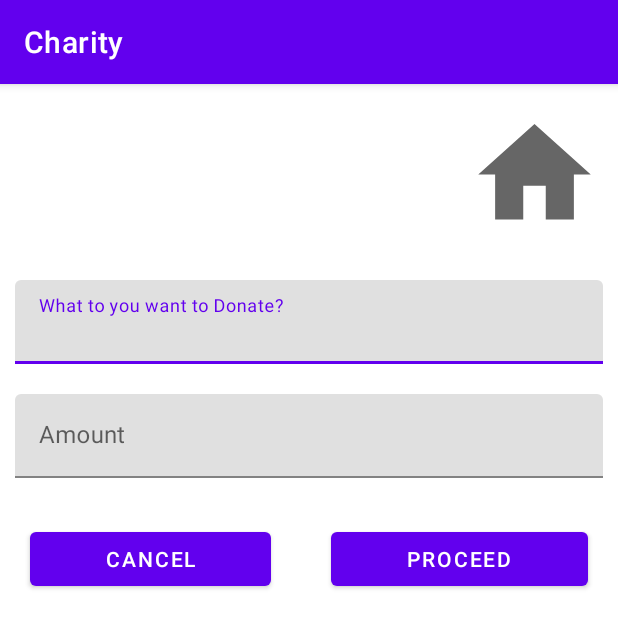
After one commit to AbhimanyuDeswal/Charity-App, an Android app: the DonationActivity screen opened directly, with no data from a screen before it, on a phone screen of 412 x 824 dp. The commit adds this screen. Shown: the top 628 px of the screen. Run offline under Robolectric (Android 15) with nearby library versions, the phone set to English and light mode, and no system bars.

Commit message:
Add DonationActivity

```diff
--- a/app/src/main/AndroidManifest.xml
+++ b/app/src/main/AndroidManifest.xml
@@ -11,6 +11,9 @@
         android:roundIcon="@mipmap/ic_launcher_round"
         android:supportsRtl="true"
         android:theme="@style/Theme.Charity">
+        <activity
+            android:name=".activity.DonationActivity"
+            android:exported="false" />
         <activity
             android:name=".MyAccountActivity"
             android:exported="false" />
--- a/app/src/main/java/com/abhimanyu/charity/NGOAdapter.java
+++ b/app/src/main/java/com/abhimanyu/charity/NGOAdapter.java
@@ -1,11 +1,18 @@
 package com.abhimanyu.charity;
 
+import android.content.Intent;
 import android.view.LayoutInflater;
 import android.view.View;
 import android.view.ViewGroup;
+import android.widget.RelativeLayout;
 import android.widget.TextView;
+import android.widget.Toast;
+
 import androidx.annotation.NonNull;
+import androidx.cardview.widget.CardView;
 import androidx.recyclerview.widget.RecyclerView;
+
+import com.abhimanyu.charity.activity.DonationActivity;
 
 import java.util.List;
 
@@ -33,6 +40,20 @@ public class NGOAdapter extends RecyclerView.Adapter<NGOAdapter.NGOViewholder>{
         holder.phone.setText(model.getPhone());
         holder.email.setText(model.getEmail());
         holder.location.setText(model.getLocation());
+
+        holder.parentLayout.setOnClickListener(new View.OnClickListener() {
+            @Override
+            public void onClick(View view) {
+                Intent intent = new Intent(view.getContext(), DonationActivity.class);
+                intent.putExtra("name", model.getName());
+                intent.putExtra("cause", model.getCause());
+                intent.putExtra("phone", model.getPhone());
+                intent.putExtra("email", model.getEmail());
+                intent.putExtra("location", model.getLocation());
+                intent.setFlags(Intent.FLAG_ACTIVITY_NEW_TASK);
+                view.getContext().startActivity(intent);
+            }
+        });
     }
 
     @Override
@@ -43,6 +64,7 @@ public class NGOAdapter extends RecyclerView.Adapter<NGOAdapter.NGOViewholder>{
 
     class NGOViewholder extends RecyclerView.ViewHolder {
         TextView name, cause, phone, email, location;
+        CardView parentLayout;
         public NGOViewholder(@NonNull View itemView)
         {
             super(itemView);
@@ -52,6 +74,8 @@ public class NGOAdapter extends RecyclerView.Adapter<NGOAdapter.NGOViewholder>{
             phone = itemView.findViewById(R.id.phone);
             email = itemView.findViewById(R.id.email);
             location = itemView.findViewById(R.id.location);
+
+            parentLayout = itemView.findViewById(R.id.parent_layout);
         }
     }
 }
--- /dev/null
+++ b/app/src/main/java/com/abhimanyu/charity/activity/DonationActivity.java
@@ -0,0 +1,32 @@
+package com.abhimanyu.charity.activity;
+
+import androidx.appcompat.app.AppCompatActivity;
+
+import android.os.Bundle;
+import android.widget.TextView;
+
+import com.abhimanyu.charity.R;
+
+public class DonationActivity extends AppCompatActivity {
+
+    TextView name, cause, phone, email, location;
+
+    @Override
+    protected void onCreate(Bundle savedInstanceState) {
+        super.onCreate(savedInstanceState);
+        setContentView(R.layout.activity_donation);
+
+
+        name = findViewById(R.id.name);
+        cause = findViewById(R.id.cause);
+        phone = findViewById(R.id.phone);
+        email = findViewById(R.id.email);
+        location = findViewById(R.id.location);
+
+        name.setText(getIntent().getStringExtra("name"));
+        cause.setText(getIntent().getStringExtra("cause"));
+        phone.setText(getIntent().getStringExtra("phone"));
+        email.setText(getIntent().getStringExtra("email"));
+        location.setText(getIntent().getStringExtra("location"));
+    }
+}
--- /dev/null
+++ b/app/src/main/res/layout/activity_donation.xml
@@ -0,0 +1,132 @@
+<?xml version="1.0" encoding="utf-8"?>
+<ScrollView xmlns:android="http://schemas.android.com/apk/res/android"
+    xmlns:app="http://schemas.android.com/apk/res-auto"
+    xmlns:tools="http://schemas.android.com/tools"
+    android:layout_width="match_parent"
+    android:layout_height="match_parent"
+    tools:context=".activity.DonationActivity">
+
+    <LinearLayout
+        android:layout_width="match_parent"
+        android:layout_height="wrap_content"
+        android:orientation="vertical">
+
+        <LinearLayout
+            android:layout_width="fill_parent"
+            android:layout_height="wrap_content"
+            android:orientation="horizontal"
+            android:layout_margin="5dp">
+
+            <LinearLayout
+                android:layout_weight="3"
+                android:layout_width="0dp"
+                android:layout_height="fill_parent"
+                android:orientation="vertical">
+
+                <TextView
+                    android:id="@+id/name"
+                    android:layout_width="wrap_content"
+                    android:layout_height="wrap_content"
+                    android:textSize="16dp"
+                    android:text="Name"
+                    android:textStyle="bold"/>
+
+                <TextView
+                    android:id="@+id/cause"
+                    android:layout_width="wrap_content"
+                    android:layout_height="wrap_content"
+                    android:textSize="16dp"
+                    android:text="Cause" />
+
+                <TextView
+                    android:id="@+id/phone"
+                    android:layout_width="wrap_content"
+                    android:layout_height="wrap_content"
+                    android:textSize="16dp"
+                    android:text="Phone" />
+
+                <TextView
+                    android:id="@+id/email"
+                    android:layout_width="wrap_content"
+                    android:layout_height="wrap_content"
+                    android:textSize="16dp"
+                    android:text="Email" />
+
+                <TextView
+                    android:id="@+id/location"
+                    android:layout_width="wrap_content"
+                    android:layout_height="wrap_content"
+                    android:textSize="16dp"
+                    android:text="Location" />
+            </LinearLayout>
+
+            <LinearLayout
+                android:layout_width="0dp"
+                android:layout_height="fill_parent"
+                android:layout_weight="1"
+                android:orientation="vertical"
+                >
+                <ImageView
+                    android:layout_width="match_parent"
+                    android:layout_height="match_parent"
+                    android:layout_margin="5dp"
+                    android:src="@drawable/ic_home"/>
+            </LinearLayout>
+
+        </LinearLayout>
+
+        <LinearLayout
+            android:layout_width="match_parent"
+            android:layout_height="wrap_content"
+            android:orientation="vertical">
+
+            <com.google.android.material.textfield.TextInputLayout
+                android:layout_width="match_parent"
+                android:layout_height="match_parent"
+                android:layout_margin="10dp">
+
+                <com.google.android.material.textfield.TextInputEditText
+                    android:layout_width="match_parent"
+                    android:layout_height="wrap_content"
+                    android:hint="What to you want to Donate?" />
+
+            </com.google.android.material.textfield.TextInputLayout>
+
+            <com.google.android.material.textfield.TextInputLayout
+                android:layout_width="match_parent"
+                android:layout_height="match_parent"
+                android:layout_margin="10dp">
+
+                <com.google.android.material.textfield.TextInputEditText
+                    android:layout_width="match_parent"
+                    android:layout_height="wrap_content"
+                    android:hint="Amount" />
+            </com.google.android.material.textfield.TextInputLayout>
+        </LinearLayout>
+
+        <LinearLayout
+            android:layout_width="match_parent"
+            android:layout_height="match_parent"
+            android:orientation="horizontal">
+
+            <Button
+                android:id="@+id/cancelButton"
+                android:layout_width="wrap_content"
+                android:layout_height="wrap_content"
+                android:layout_margin="20dp"
+                android:layout_weight="1"
+                android:text="Cancel"/>
+
+            <Button
+                android:id="@+id/saveButton"
+                android:layout_width="wrap_content"
+                android:layout_height="wrap_content"
+                android:layout_margin="20dp"
+                android:layout_weight="1"
+                android:text="Proceed" />
+        </LinearLayout>
+
+    </LinearLayout>
+
+
+</ScrollView>
--- a/app/src/main/res/layout/activity_user_account.xml
+++ b/app/src/main/res/layout/activity_user_account.xml
@@ -163,8 +163,7 @@
                 android:layout_margin="20dp"
                 android:layout_weight="1"
                 android:onClick="cancelClicked"
-                android:text="Cancel"
-                android:textColor="#FFFFFF" />
+                android:text="Cancel"/>
 
             <Button
                 android:id="@+id/saveButton"
@@ -173,8 +172,7 @@
                 android:layout_margin="20dp"
                 android:layout_weight="1"
                 android:onClick="saveClicked"
-                android:text="Save"
-                android:textColor="#FFFFFF" />
+                android:text="Save" />
         </LinearLayout>
     </LinearLayout>
 </ScrollView>
--- a/app/src/main/res/layout/ngo.xml
+++ b/app/src/main/res/layout/ngo.xml
@@ -7,9 +7,10 @@
     android:layout_height="wrap_content"
     android:layout_marginHorizontal="10dp"
     android:layout_marginTop="10dp"
-    android:layout_marginBottom="20dp"
+    android:layout_marginBottom="10dp"
     android:scrollbars="vertical"
-    app:cardCornerRadius="5dp">
+    app:cardCornerRadius="5dp"
+    android:id="@+id/parent_layout">
 
 
     <LinearLayout
@@ -29,7 +30,8 @@
                 android:layout_width="wrap_content"
                 android:layout_height="wrap_content"
                 android:textSize="16dp"
-                android:text="Name"/>
+                android:text="Name"
+                android:textStyle="bold"/>
 
             <TextView
                 android:id="@+id/cause"
@@ -66,10 +68,14 @@
             android:layout_width="0dp"
             android:layout_height="fill_parent"
             android:layout_weight="1"
-            android:orientation="vertical">
+            android:orientation="vertical"
+            >
 
-
-
+            <ImageView
+                android:layout_width="match_parent"
+                android:layout_height="match_parent"
+                android:layout_margin="5dp"
+                android:src="@drawable/ic_home"/>
 
         </LinearLayout>
     </LinearLayout>
```
